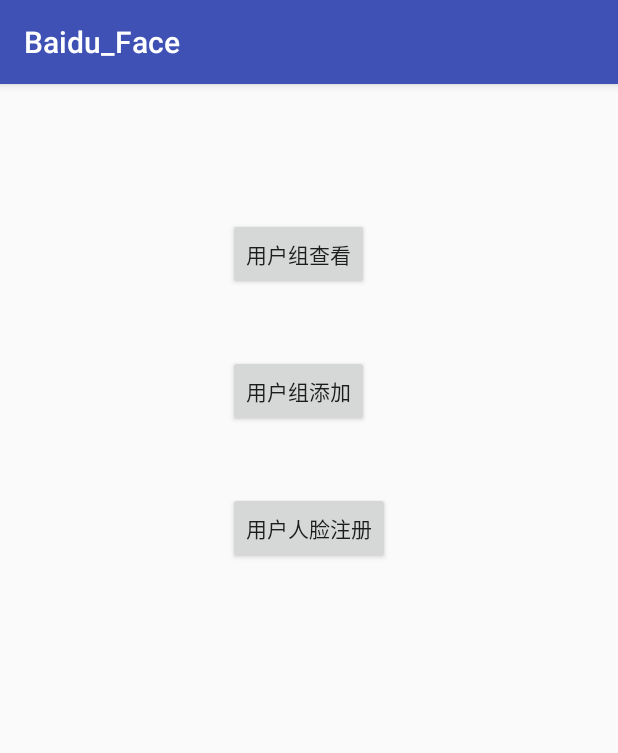
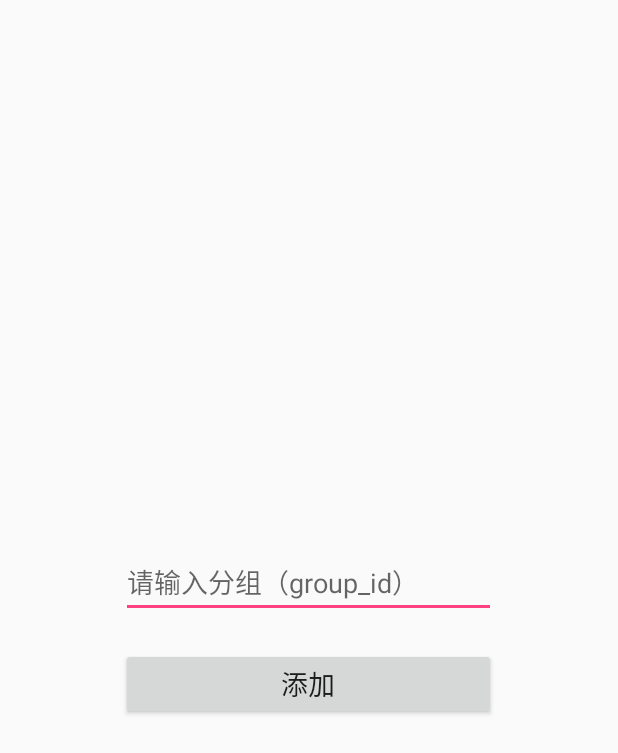
Before and after one commit to Kylinshui/Baidu_Face, an Android app: the UserGroupManagerActivity screen opened directly, with no data from a screen before it, after a tap on "用户组添加", on a phone screen of 412 x 824 dp. Shown: the top 753 px of the screen. Run offline under Robolectric (Android 15) with nearby library versions, the phone set to English and light mode, and no system bars.

Commit message:
用户组添加

```diff
--- a/app/src/main/AndroidManifest.xml
+++ b/app/src/main/AndroidManifest.xml
@@ -28,6 +28,7 @@
         <activity android:name=".GroupListActivity" />
         <activity android:name=".UserListActivity"/>
         <activity android:name=".UserActivity"/>
+        <activity android:name=".AddGroupActivity"/>
     </application>
 
 </manifest>
--- /dev/null
+++ b/app/src/main/java/com/bshui/baidu_face/AddGroupActivity.java
@@ -0,0 +1,73 @@
+/*
+ * Copyright (C) 2018 Baidu, Inc. All Rights Reserved.
+ */
+package com.bshui.baidu_face;
+
+import android.app.Activity;
+import android.os.Bundle;
+import android.text.TextUtils;
+import android.view.View;
+import android.widget.Button;
+import android.widget.EditText;
+import android.widget.Toast;
+
+import com.baidu.aip.api.FaceApi;
+import com.baidu.aip.entity.Group;
+
+import java.util.regex.Matcher;
+import java.util.regex.Pattern;
+
+public class AddGroupActivity extends Activity implements View.OnClickListener{
+
+    private EditText addGroupEt;
+    private Button addGroupBtn;
+    private Button backBtn;
+
+    @Override
+    protected void onCreate(Bundle savedInstanceState) {
+        super.onCreate(savedInstanceState);
+        setContentView(R.layout.activity_add_group);
+
+        findView();
+        addListener();
+    }
+
+    private void findView() {
+        addGroupEt = (EditText) findViewById(R.id.add_group_et);
+        addGroupBtn = (Button) findViewById(R.id.add_group_btn);
+        backBtn = (Button) findViewById(R.id.back_btn);
+    }
+
+    private void addListener() {
+        addGroupBtn.setOnClickListener(this);
+        backBtn.setOnClickListener(this);
+    }
+
+    @Override
+    public void onClick(View v) {
+
+        if (v == addGroupBtn) {
+            String groupId = addGroupEt.getText().toString().trim();
+            if (TextUtils.isEmpty(groupId)) {
+                Toast.makeText(this, "组名不能为空", Toast.LENGTH_SHORT).show();
+                return;
+            }
+
+            Pattern pattern = Pattern.compile("^[0-9a-zA-Z_-]{1,}$");
+            Matcher matcher = pattern.matcher(groupId);
+            if (!matcher.matches()) {
+                Toast.makeText(this, "groupId、字母、下划线中的一个或者多个组合", Toast.LENGTH_SHORT).show();
+                return ;
+            }
+
+            Group group = new Group();
+            group.setGroupId(groupId);
+            boolean ret = FaceApi.getInstance().groupAdd(group);
+
+            Toast.makeText(this, "添加" + (ret ? "成功" : "失败"), Toast.LENGTH_SHORT).show();
+            finish();
+        } else if (v == backBtn) {
+            finish();
+        }
+    }
+}
--- a/app/src/main/java/com/bshui/baidu_face/UserGroupManagerActivity.java
+++ b/app/src/main/java/com/bshui/baidu_face/UserGroupManagerActivity.java
@@ -50,7 +50,8 @@
 
                 break;
             case R.id.add_group_btn:
-
+                Intent intent1 = new Intent(this,AddGroupActivity.class);
+                startActivity(intent1);
                 break;
             case R.id.user_reg_btn:
 
--- /dev/null
+++ b/app/src/main/res/layout/activity_add_group.xml
@@ -0,0 +1,39 @@
+<?xml version="1.0" encoding="utf-8"?>
+<!--
+  ~ Copyright (C) 2018 Baidu, Inc. All Rights Reserved.
+  -->
+<RelativeLayout
+        xmlns:android="http://schemas.android.com/apk/res/android"
+        xmlns:tools="http://schemas.android.com/tools"
+        android:layout_width="match_parent"
+        android:layout_height="match_parent"
+        android:gravity="center">
+
+    <EditText
+            android:id="@+id/add_group_et"
+            android:layout_width="250dp"
+            android:layout_height="wrap_content"
+            android:layout_marginTop="20dp"
+            android:singleLine="true"
+            android:textSize="18sp"
+            android:hint="请输入分组（group_id）"/>
+
+    <Button
+            android:id="@+id/add_group_btn"
+            android:layout_width="250dp"
+            android:layout_height="48dp"
+            android:layout_marginTop="20dp"
+            android:layout_below="@id/add_group_et"
+            android:textSize="18sp"
+            android:text="添加"/>
+
+    <Button
+            android:id="@+id/back_btn"
+            android:layout_width="250dp"
+            android:layout_height="48dp"
+            android:layout_below="@id/add_group_btn"
+            android:textSize="18sp"
+            android:visibility="gone"
+            android:text="返回"/>
+
+</RelativeLayout>
```
